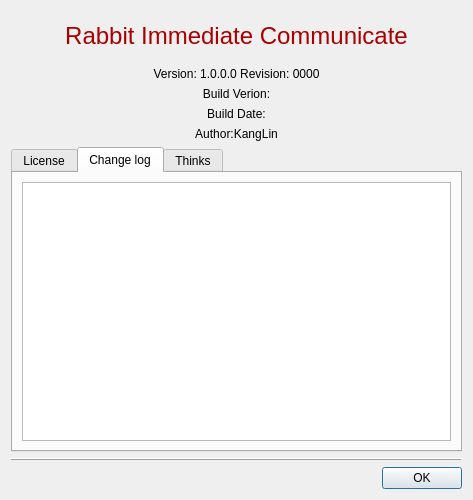
Above: Widgets/DlgAbout/DlgAbout.ui from KangLin/RabbitIm before the change. Below: the same form after it.
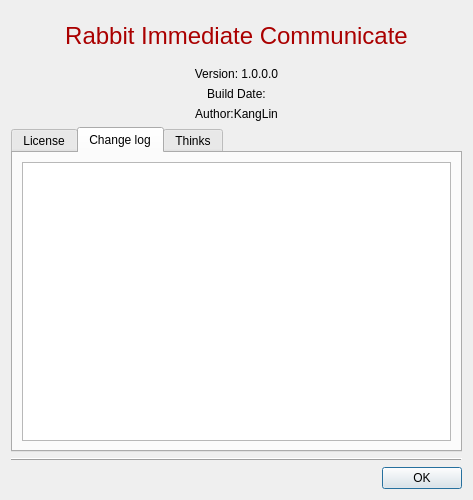
That is the form after the change. Icons and pictures are not drawn.

What changed in the file:
```diff
--- a/Widgets/DlgAbout/DlgAbout.ui
+++ b/Widgets/DlgAbout/DlgAbout.ui
@@ -141,7 +141,7 @@
    <item row="1" column="0">
     <widget class="QLabel" name="lblVersion">
      <property name="text">
-      <string>Version: 1.0.0.0 Revision: 0000</string>
+      <string>Version: 1.0.0.0</string>
      </property>
      <property name="textFormat">
       <enum>Qt::PlainText</enum>
@@ -155,19 +155,6 @@
     </widget>
    </item>
    <item row="2" column="0">
-    <widget class="QLabel" name="lbbuildVersion">
-     <property name="text">
-      <string>Build Verion:</string>
-     </property>
-     <property name="alignment">
-      <set>Qt::AlignCenter</set>
-     </property>
-     <property name="wordWrap">
-      <bool>true</bool>
-     </property>
-    </widget>
-   </item>
-   <item row="3" column="0">
     <widget class="QLabel" name="lbDate">
      <property name="text">
       <string>Build Date:</string>
@@ -180,7 +167,7 @@
      </property>
     </widget>
    </item>
-   <item row="4" column="0">
+   <item row="3" column="0">
     <widget class="QLabel" name="lblAuthor">
      <property name="text">
       <string>Author:KangLin</string>
@@ -193,7 +180,7 @@
      </property>
     </widget>
    </item>
-   <item row="5" column="0">
+   <item row="4" column="0">
     <widget class="QTabWidget" name="tabWidget">
      <property name="currentIndex">
       <number>1</number>
```
Left out of the diff: 20 changed lines with no effect on the pictures.
